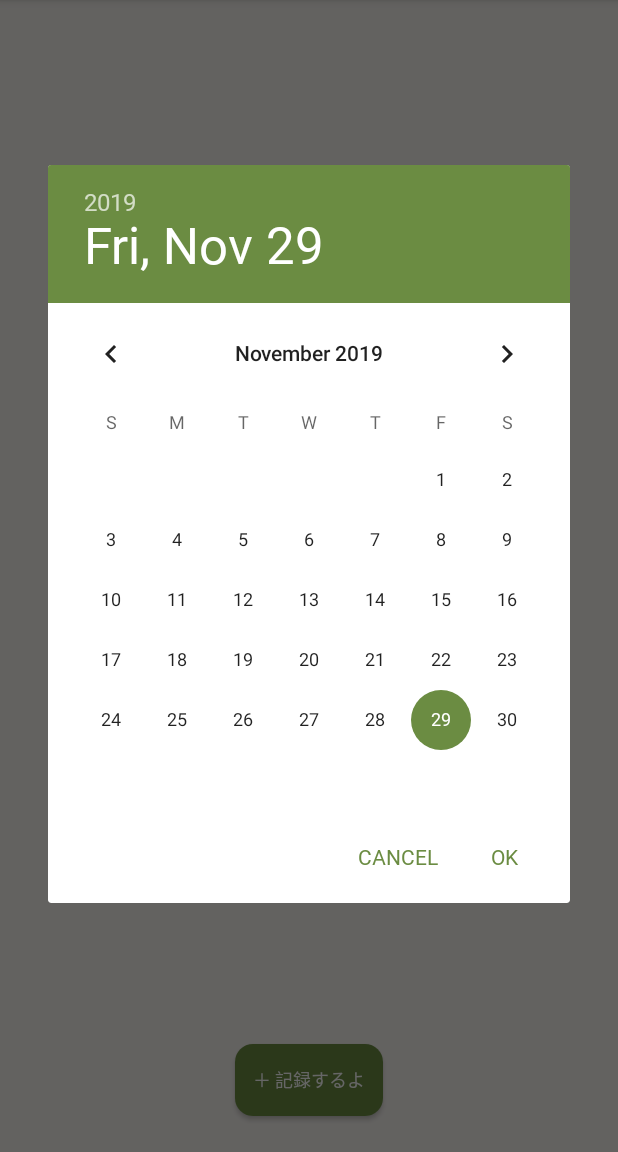
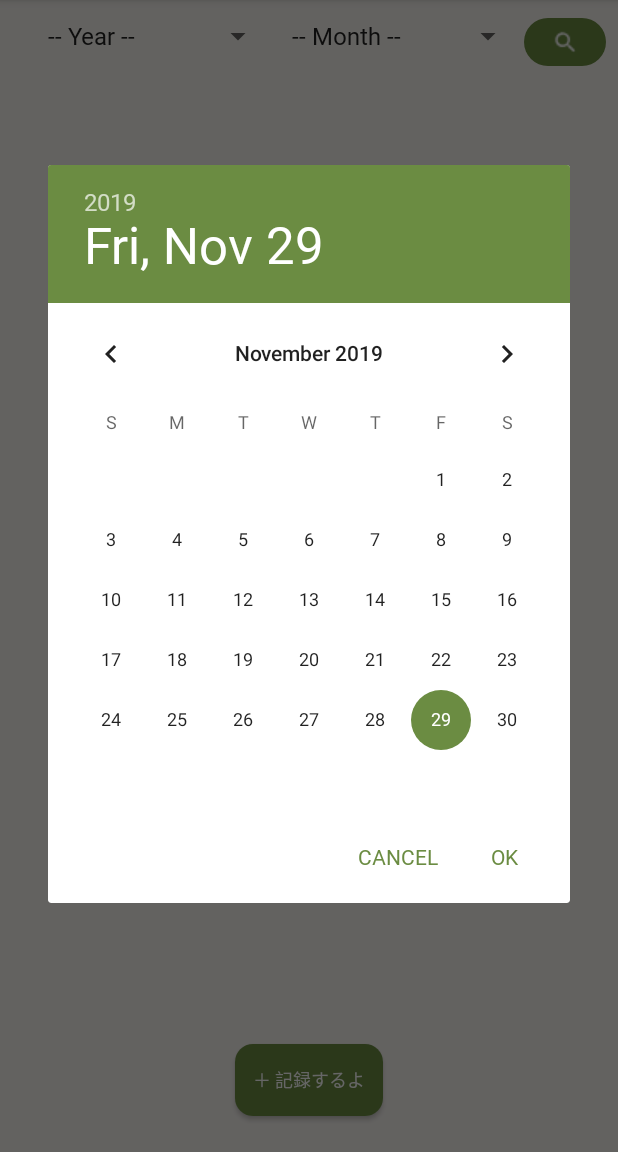
Before and after one commit to a-rinchan/Health, an Android app: the screen it shows after launch (MainActivity), after a tap on "＋ 記録するよ", on a phone screen of 412 x 824 dp, the part 84-1236 px from its top. Run offline under Robolectric (Android 15) with nearby library versions, the phone set to English and light mode, and no system bars; libraries missing offline, so code that uses them is left out: io.realm; 6 statements that could not run were skipped.

Commit message:
スプラッシュ画面/スピナー設置

```diff
--- a/app/src/main/AndroidManifest.xml
+++ b/app/src/main/AndroidManifest.xml
@@ -12,14 +12,17 @@
         android:roundIcon="@mipmap/ic_launcher_round"
         android:supportsRtl="true"
         android:theme="@style/AppTheme">
-        <activity android:name=".InputActivity"></activity>
-        <activity android:name=".MainActivity">
+
+        <activity android:name=".SplashActivity"
+            android:theme="@style/Theme.AppCompat.Light.NoActionBar">
             <intent-filter>
                 <action android:name="android.intent.action.MAIN" />
 
                 <category android:name="android.intent.category.LAUNCHER" />
             </intent-filter>
         </activity>
+        <activity android:name=".MainActivity"></activity>
+        <activity android:name=".InputActivity"></activity>
     </application>
 
 </manifest>
--- a/app/src/main/java/com/a_rin/health/InputActivity.kt
+++ b/app/src/main/java/com/a_rin/health/InputActivity.kt
@@ -116,10 +116,12 @@ class InputActivity : AppCompatActivity() {
         saveButton.setOnClickListener {
             saveRealm(inputYear, inputMonth, inputDay, luckValue, satietyValue, fitnessValue, sleepValue)
             finish()
+            overridePendingTransition(android.R.anim.fade_in, android.R.anim.fade_out)
         }
 
         cancelButton.setOnClickListener {
             finish()
+            overridePendingTransition(android.R.anim.fade_in, android.R.anim.fade_out)
         }
 
     }
--- a/app/src/main/java/com/a_rin/health/MainActivity.kt
+++ b/app/src/main/java/com/a_rin/health/MainActivity.kt
@@ -5,6 +5,9 @@ import android.content.Intent
 import androidx.appcompat.app.AppCompatActivity
 import android.os.Bundle
 import android.util.Log
+import android.widget.Adapter
+import android.widget.ArrayAdapter
+import android.widget.Spinner
 import androidx.recyclerview.widget.GridLayoutManager
 import io.realm.Realm
 import io.realm.RealmResults
@@ -46,12 +49,28 @@ class MainActivity : AppCompatActivity() {
                     intent.putExtra("MONTH_KEY", mMonth + 1)
                     intent.putExtra("YEAR_KEY", mYear)
                     startActivity(intent)
+                    overridePendingTransition(android.R.anim.fade_in, android.R.anim.fade_out)
                 }, year, month, day
             )
             dialog.show()
 
         }
 
+        //検索スピナーの設置
+        val yearSpinner : Spinner = findViewById(R.id.yearSpinner)
+        val monthSpinner : Spinner = findViewById(R.id.monthSpinner)
+
+        ArrayAdapter.createFromResource(this, R.array.year_array, android.R.layout.simple_spinner_item)
+            .also { adapter ->
+                adapter.setDropDownViewResource(android.R.layout.simple_spinner_dropdown_item)
+                yearSpinner.adapter = adapter
+            }
+
+        ArrayAdapter.createFromResource(this, R.array.month_array, android.R.layout.simple_spinner_item)
+            .also { adapter ->
+                adapter.setDropDownViewResource(android.R.layout.simple_spinner_dropdown_item)
+                monthSpinner.adapter = adapter
+            }
     }
 
     override fun onDestroy() {
--- /dev/null
+++ b/app/src/main/java/com/a_rin/health/SplashActivity.kt
@@ -0,0 +1,33 @@
+package com.a_rin.health
+
+import android.os.Bundle
+import android.os.Handler
+import android.view.Window
+import androidx.appcompat.app.AppCompatActivity
+import android.content.Intent
+import android.view.animation.AlphaAnimation
+import kotlinx.android.synthetic.main.splash.*
+
+class SplashActivity : AppCompatActivity() {
+
+    override fun onCreate(savedInstanceState: Bundle?) {
+        super.onCreate(savedInstanceState)
+
+        requestWindowFeature(Window.FEATURE_NO_TITLE)
+        setContentView(R.layout.splash)
+
+        val handler : Handler = Handler()
+        handler.postDelayed(splashHandler(), 3000)
+    }
+
+    internal inner class splashHandler : Runnable {
+        override fun run() {
+            // スプラッシュ完了後に実行するActivityを指定します。
+            val intent = Intent(application, MainActivity::class.java)
+            startActivity(intent)
+            overridePendingTransition(android.R.anim.fade_in, android.R.anim.fade_out)
+            // SplashActivityを終了させます。
+            this@SplashActivity.finish()
+        }
+    }
+}
--- /dev/null
+++ b/app/src/main/res/drawable/search_button.xml
@@ -0,0 +1,15 @@
+<?xml version="1.0" encoding="utf-8"?>
+<selector xmlns:android="http://schemas.android.com/apk/res/android">
+    <item>
+        <shape android:shape="rectangle">
+            <corners
+                android:topRightRadius="48dp"
+                android:bottomRightRadius="48dp"
+                android:bottomLeftRadius="48dp"
+                android:topLeftRadius="48dp" />
+            <solid
+                android:color="@color/colorAccent"
+                />
+        </shape>
+    </item>
+</selector>
--- a/app/src/main/res/layout/activity_main.xml
+++ b/app/src/main/res/layout/activity_main.xml
@@ -7,12 +7,52 @@
     android:background="@color/backColor"
     tools:context=".MainActivity">
 
+    <LinearLayout
+        android:layout_width="match_parent"
+        android:layout_height="32dp"
+        android:layout_marginStart="16dp"
+        android:layout_marginTop="16dp"
+        android:layout_marginEnd="8dp"
+        android:layout_marginBottom="8dp"
+        android:orientation="horizontal"
+        app:layout_constraintBottom_toTopOf="@+id/recyclerView"
+        app:layout_constraintEnd_toEndOf="parent"
+        app:layout_constraintStart_toStartOf="parent"
+        app:layout_constraintTop_toTopOf="parent">
+
+        <Spinner
+            android:id="@+id/yearSpinner"
+            android:layout_width="match_parent"
+            android:layout_height="wrap_content"
+            android:layout_weight="1"
+            android:paddingLeft="8dp"
+            android:paddingRight="4dp" />
+
+        <Spinner
+            android:id="@+id/monthSpinner"
+            android:layout_width="match_parent"
+            android:layout_height="wrap_content"
+            android:layout_weight="1"
+            android:paddingLeft="4dp"
+            android:paddingRight="8dp" />
+
+        <ImageButton
+            android:id="@+id/serchButton"
+            android:layout_width="match_parent"
+            android:layout_height="32dp"
+            android:layout_weight="1.5"
+            android:background="@drawable/search_button"
+            android:src="@drawable/search_icon"
+            android:text="search" />
+    </LinearLayout>
+
+
     <androidx.recyclerview.widget.RecyclerView
         android:id="@+id/recyclerView"
         android:layout_width="match_parent"
         android:layout_height="0dp"
         android:layout_marginStart="16dp"
-        android:layout_marginTop="32dp"
+        android:layout_marginTop="48dp"
         android:layout_marginEnd="8dp"
         android:layout_marginBottom="80dp"
         app:layout_constraintBottom_toBottomOf="parent"
--- /dev/null
+++ b/app/src/main/res/layout/splash.xml
@@ -0,0 +1,18 @@
+<?xml version="1.0" encoding="utf-8"?>
+<androidx.constraintlayout.widget.ConstraintLayout xmlns:android="http://schemas.android.com/apk/res/android"
+    xmlns:app="http://schemas.android.com/apk/res-auto"
+    android:layout_width="match_parent"
+    android:layout_height="match_parent"
+    android:animateLayoutChanges="true"
+    android:background="@color/splash">
+
+    <ImageView
+        android:id="@+id/imageView"
+        android:layout_width="128dp"
+        android:layout_height="match_parent"
+        app:layout_constraintBottom_toBottomOf="parent"
+        app:layout_constraintEnd_toEndOf="parent"
+        app:layout_constraintStart_toStartOf="parent"
+        app:layout_constraintTop_toTopOf="parent"
+        app:srcCompat="@drawable/logo" />
+</androidx.constraintlayout.widget.ConstraintLayout>
--- a/app/src/main/res/values/colors.xml
+++ b/app/src/main/res/values/colors.xml
@@ -6,4 +6,5 @@
     <color name="backColor">#F9F6F2</color>
     <color name="textColor">#593E1A</color>
     <color name="listColor">#F6E2C8</color>
+    <color name="splash">#A8C666</color>
 </resources>
--- /dev/null
+++ b/app/src/main/res/values/spinner.xml
@@ -0,0 +1,28 @@
+<?xml version="1.0" encoding="utf-8"?>
+<resources>
+    <string-array name="year_array">
+        <item>-- Year --</item>
+        <item>2019</item>
+        <item>2020</item>
+        <item>2021</item>
+        <item>2022</item>
+        <item>2023</item>
+        <item>2024</item>
+    </string-array>
+
+    <string-array name="month_array">
+        <item>-- Month --</item>
+        <item>1</item>
+        <item>2</item>
+        <item>3</item>
+        <item>4</item>
+        <item>5</item>
+        <item>6</item>
+        <item>7</item>
+        <item>8</item>
+        <item>9</item>
+        <item>10</item>
+        <item>11</item>
+        <item>12</item>
+    </string-array>
+</resources>
```
Also changed, not shown: app/src/main/res/drawable/logo.png (added), app/src/main/res/drawable/no1_face.png, app/src/main/res/drawable/no2_face.png, app/src/main/res/drawable/no3_face.png, app/src/main/res/drawable/no4_face.png, app/src/main/res/drawable/no5_face.png, app/src/main/res/drawable/search_icon.png (added).
